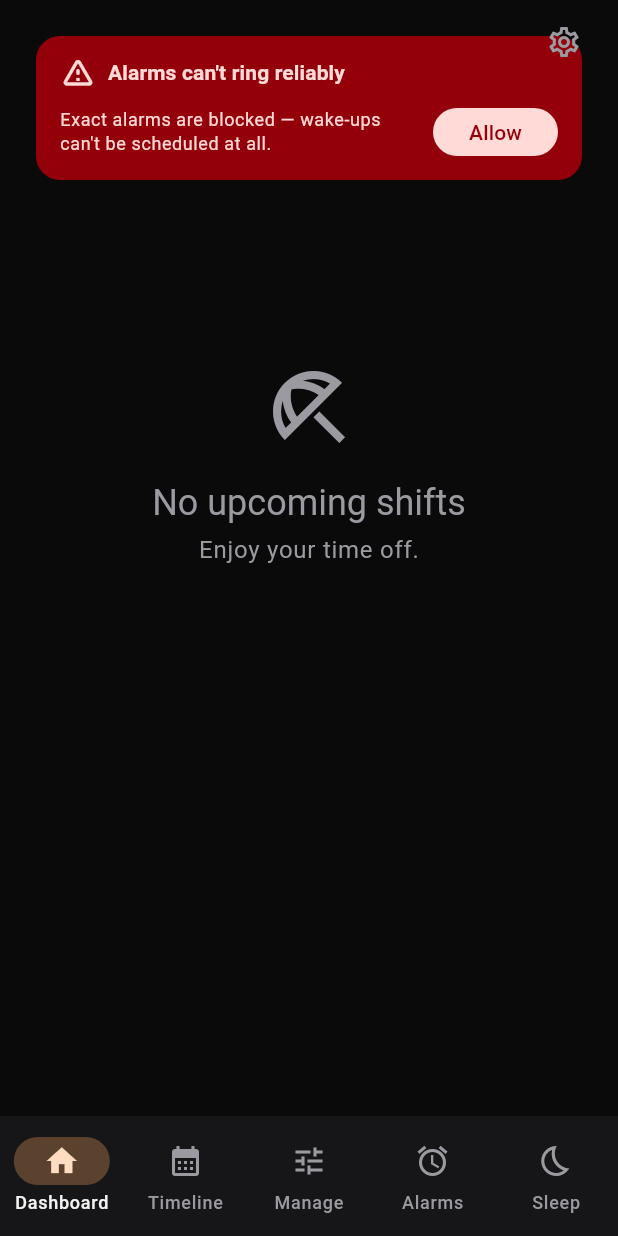
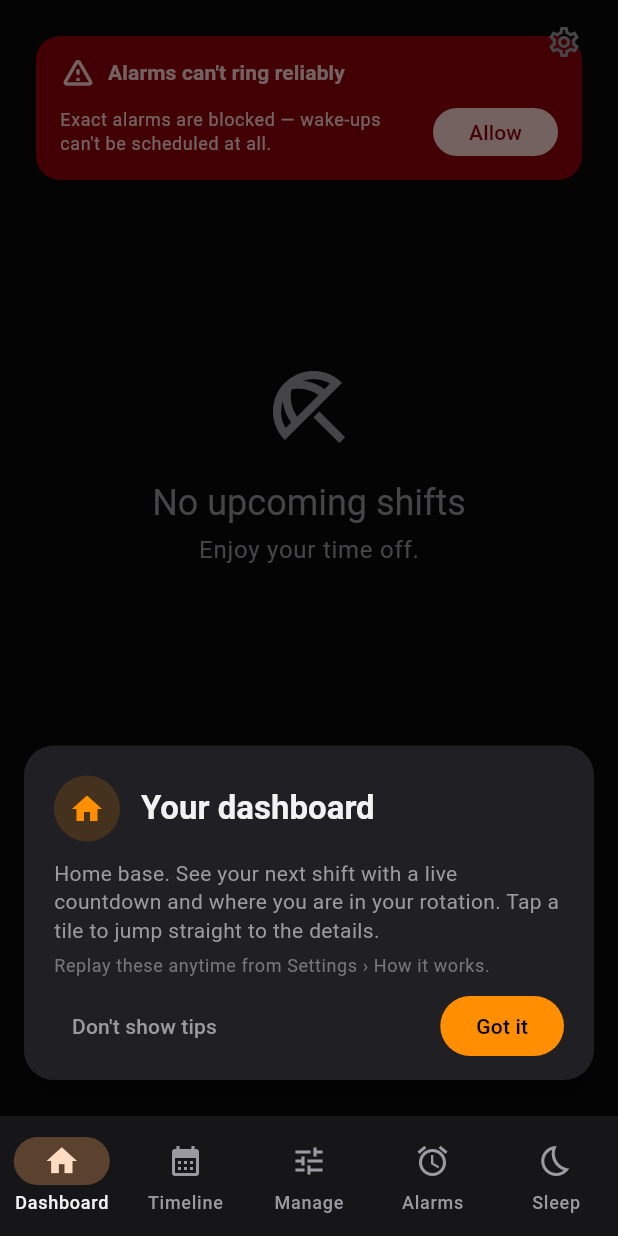
Before and after one commit to bingledew93-dotcom/rostrik_mvp, a Flutter app: the MainLayout screen opened directly, on a phone screen of 412 x 824 dp. Run offline on Flutter 3.47's test engine with Material 3 defaults, Android fonts, the phone set to English and light mode, and no system bars; our stand-ins replace file_picker, hive_ce, hive_ce_flutter, image_cropper, image_picker, permission_handler and 4 more; missing offline and left inert: google_mlkit_text_recognition; accounts and stored records are empty.

Commit message:
First-run screen tips: per-screen coach card + Settings toggle
New users now get a one-time coaching tip the first time they land on each
main tab (Dashboard, Timeline, Manage, Alarms, Sleep) — a brief "what this
screen is for and how to use it" card they can dismiss.

- lib/ui/tips/screen_tip.dart — ScreenTip model + kScreenTips registry (one per
  tab, indexed by tab position) + ScreenTipsPrefs, a Hive-guarded helper on the
  always-open settings box (enabled flag + per-screen tip_seen_<key> flags,
  shouldShow / markSeen / setEnabled). Re-enabling REPLAYS every tip (clears the
  seen flags), which is what makes the Settings toggle double as "show them
  again".
- lib/ui/tips/screen_tip_overlay.dart — the coach card: a soft scrim (tap =
  dismiss) + a bottom-anchored card with the screen's icon/title/how-to, "Got
  it", and a "Don't show tips" opt-out. Pure presentation (no Hive), so it's
  fully unit-tested.
- MainLayout overlays the CURRENT tab's tip in a Stack above the IndexedStack —
  at the layout level so it works whether or not a screen has its own AppBar,
  and so only the foregrounded tab's tip shows even though every tab stays
  mounted. Reactive via the settings box's ValueListenable: a dismissal or a
  re-enable updates live. Guarded so a closed box degrades to no overlay.
- Settings → HELP gains a "Show screen tips" switch beside "How it works":
  turning it off hides them (matches the card's opt-out); turning it on replays
  them on every screen.

Tests: overlay render + Got it / scrim / Don't-show callbacks; prefs
enabled/seen/shouldShow/markSeen and the re-enable-replays-all behaviour, plus
watchedKeys coverage. Suite green, analyzer clean.

Co-Authored-By: Claude Opus 4.8 <noreply@anthropic.com>

```diff
--- a/lib/ui/main_layout.dart
+++ b/lib/ui/main_layout.dart
@@ -1,10 +1,13 @@
 import 'package:flutter/material.dart';
+import 'package:hive_ce_flutter/hive_flutter.dart';
 
 import 'alarms_screen.dart';
 import 'dashboard_screen.dart';
 import 'manage/manage_screen.dart';
 import 'sleep/sleep_screen.dart';
 import 'timeline/timeline_screen.dart';
+import 'tips/screen_tip.dart';
+import 'tips/screen_tip_overlay.dart';
 
 /// Root navigation chassis.
 ///
@@ -69,9 +72,18 @@ class _MainLayoutState extends State<MainLayout> {
       const SleepScreen(),
     ];
     return Scaffold(
-      body: IndexedStack(
-        index: _currentIndex,
-        children: tabs,
+      body: Stack(
+        children: [
+          IndexedStack(
+            index: _currentIndex,
+            children: tabs,
+          ),
+          // First-run coaching tip for the CURRENT tab. Overlaid at the layout
+          // level (not inside each screen) so it works uniformly whether or not
+          // a screen has its own AppBar, and so only the foregrounded tab's tip
+          // ever shows despite every tab staying mounted in the IndexedStack.
+          _CurrentTabTip(tabIndex: _currentIndex),
+        ],
       ),
       bottomNavigationBar: NavigationBar(
         selectedIndex: _currentIndex,
@@ -107,3 +119,38 @@ class _MainLayoutState extends State<MainLayout> {
     );
   }
 }
+
+/// Renders the one-time coaching tip for [tabIndex], or nothing when tips are
+/// off / already seen / the settings box isn't available. Subscribes to the
+/// settings box so a dismissal or a "Show screen tips" re-enable from Settings
+/// updates the overlay live.
+class _CurrentTabTip extends StatelessWidget {
+  const _CurrentTabTip({required this.tabIndex});
+
+  final int tabIndex;
+
+  @override
+  Widget build(BuildContext context) {
+    // The box is opened in main() before runApp; guard anyway so a stray
+    // MainLayout pump (e.g. a future test) degrades to no overlay, not a throw.
+    if (!Hive.isBoxOpen('settings')) return const SizedBox.shrink();
+    if (tabIndex < 0 || tabIndex >= kScreenTips.length) {
+      return const SizedBox.shrink();
+    }
+    final box = Hive.box('settings');
+    final tip = kScreenTips[tabIndex];
+    return ValueListenableBuilder<Box>(
+      valueListenable: box.listenable(keys: ScreenTipsPrefs.watchedKeys),
+      builder: (context, box, _) {
+        if (!ScreenTipsPrefs.shouldShow(box, tip)) {
+          return const SizedBox.shrink();
+        }
+        return ScreenTipOverlay(
+          tip: tip,
+          onDismiss: () => ScreenTipsPrefs.markSeen(box, tip.tipKey),
+          onDisable: () => ScreenTipsPrefs.setEnabled(box, false),
+        );
+      },
+    );
+  }
+}
--- a/lib/ui/settings_screen.dart
+++ b/lib/ui/settings_screen.dart
@@ -16,6 +16,7 @@ import 'onboarding/onboarding_flow.dart';
 import 'onboarding/walkthrough_flow.dart';
 import 'pattern_picker_screen.dart';
 import 'shift_format.dart';
+import 'tips/screen_tip.dart';
 import 'work_history_screen.dart';
 
 /// Global alarm-settings screen. Reads via `context.watch<AlarmSettings>()`,
@@ -156,7 +157,35 @@ class _HelpSection extends StatelessWidget {
             ),
           ),
         ),
+        const _ScreenTipsToggle(),
       ],
+    );
+  }
+}
+
+/// "Show screen tips" — the master switch for the one-time per-screen coach
+/// cards. Turning it ON REPLAYS every tip (clears the per-screen seen flags via
+/// [ScreenTipsPrefs.setEnabled]), so it doubles as "show them to me again".
+/// Reactive: bound to the `settings` box so the switch reflects a tip's
+/// "Don't show tips" dismissal the moment it happens.
+class _ScreenTipsToggle extends StatelessWidget {
+  const _ScreenTipsToggle();
+
+  @override
+  Widget build(BuildContext context) {
+    if (!Hive.isBoxOpen('settings')) return const SizedBox.shrink();
+    final box = Hive.box('settings');
+    return ValueListenableBuilder<Box>(
+      valueListenable: box.listenable(keys: [ScreenTipsPrefs.enabledKey]),
+      builder: (context, box, _) => SwitchListTile(
+        key: const ValueKey('settings-screen-tips-toggle'),
+        secondary: const Icon(Icons.lightbulb_outline),
+        title: const Text('Show screen tips'),
+        subtitle: const Text('One-time hints on each screen. Turn on to see '
+            'them again.'),
+        value: ScreenTipsPrefs.isEnabled(box),
+        onChanged: (v) => ScreenTipsPrefs.setEnabled(box, v),
+      ),
     );
   }
 }
--- /dev/null
+++ b/lib/ui/tips/screen_tip.dart
@@ -0,0 +1,113 @@
+import 'package:flutter/material.dart';
+import 'package:hive_ce_flutter/hive_flutter.dart';
+
+/// A one-time coaching tip for a single main screen: what it's for and how to
+/// use it, shown the first time a new user lands on that tab.
+class ScreenTip {
+  const ScreenTip({
+    required this.tipKey,
+    required this.icon,
+    required this.title,
+    required this.body,
+  });
+
+  /// Stable id used to persist the "seen" flag (`tip_seen_<tipKey>`). Never
+  /// reuse or renumber — a changed key re-shows a tip the user already dismissed.
+  final String tipKey;
+
+  final IconData icon;
+  final String title;
+  final String body;
+}
+
+/// One tip per bottom-nav tab, in tab order (Dashboard, Timeline, Manage,
+/// Alarms, Sleep). Index matches `MainLayout`'s tab index so the layout can look
+/// the current tab's tip up directly.
+const List<ScreenTip> kScreenTips = [
+  ScreenTip(
+    tipKey: 'dashboard',
+    icon: Icons.home,
+    title: 'Your dashboard',
+    body: 'Home base. See your next shift with a live countdown and where you '
+        'are in your rotation. Tap a tile to jump straight to the details.',
+  ),
+  ScreenTip(
+    tipKey: 'timeline',
+    icon: Icons.calendar_month,
+    title: 'Your whole roster',
+    body: 'Switch between a List and a Month calendar up top. Tap any day to '
+        'edit a shift — or add an event, task or birthday.',
+  ),
+  ScreenTip(
+    tipKey: 'manage',
+    icon: Icons.tune,
+    title: 'Build & adjust',
+    body: 'Create a rotating roster, add a one-off (overtime) shift, or pause '
+        'your whole schedule for leave — all from here.',
+  ),
+  ScreenTip(
+    tipKey: 'alarms',
+    icon: Icons.access_alarm,
+    title: 'Your alarms',
+    body: 'Every alarm your shifts create, plus any you add yourself. Tap one '
+        'to change its time or tone, or make it a shake-to-dismiss Critical '
+        'Shift alarm.',
+  ),
+  ScreenTip(
+    tipKey: 'sleep',
+    icon: Icons.bedtime,
+    title: 'Sleep plan',
+    body: 'A wind-down plan that follows your roster: set a sleep goal and get '
+        'ready for your next shift feeling rested.',
+  ),
+];
+
+/// Reads/writes the one-time screen-tip flags on the always-open `settings`
+/// box. Static + Hive-guarded (mirrors the project's other box helpers) so it
+/// degrades to sensible defaults when the box isn't open (e.g. a widget test
+/// that never opened it) rather than throwing.
+class ScreenTipsPrefs {
+  ScreenTipsPrefs._();
+
+  /// Master switch. Default true — a fresh install shows tips; the user can
+  /// turn them off from the card or Settings.
+  static const String enabledKey = 'screen_tips_enabled';
+
+  static String seenKey(String tipKey) => 'tip_seen_$tipKey';
+
+  /// Every settings key the tip system touches — what `MainLayout` listens on
+  /// so the overlay reacts the instant a tip is dismissed or re-enabled.
+  static List<String> get watchedKeys => [
+        enabledKey,
+        for (final t in kScreenTips) seenKey(t.tipKey),
+      ];
+
+  static bool isEnabled(Box box) =>
+      box.get(enabledKey, defaultValue: true) as bool;
+
+  static bool isSeen(Box box, String tipKey) =>
+      box.get(seenKey(tipKey), defaultValue: false) as bool;
+
+  /// Whether [tip] should be shown right now: tips on, and this one not yet
+  /// dismissed.
+  static bool shouldShow(Box box, ScreenTip tip) =>
+      isEnabled(box) && !isSeen(box, tip.tipKey);
+
+  static Future<void> markSeen(Box box, String tipKey) async {
+    await box.put(seenKey(tipKey), true);
+    await box.flush();
+  }
+
+  /// Turns the whole system on/off. Re-enabling REPLAYS every tip — it clears
+  /// each per-screen seen flag — so "Show screen tips" in Settings brings them
+  /// all back, which is the behaviour the user expects from that control.
+  static Future<void> setEnabled(Box box, bool value) async {
+    await box.put(enabledKey, value);
+    if (value) {
+      for (final t in kScreenTips) {
+        await box.delete(seenKey(t.tipKey));
+      }
+    }
+    await box.flush();
+  }
+}
--- /dev/null
+++ b/lib/ui/tips/screen_tip_overlay.dart
@@ -0,0 +1,141 @@
+import 'package:flutter/material.dart';
+
+import 'screen_tip.dart';
+
+/// The first-run coach card for a screen: a soft scrim to draw the eye plus a
+/// card explaining what the screen is for and how to use it. Pure presentation —
+/// the host ([MainLayout]) owns when to show it and persists the dismissal, so
+/// this widget just renders [tip] and reports intent via callbacks.
+///
+/// Two exits: [onDismiss] ("Got it" / tapping the scrim) hides this one tip;
+/// [onDisable] ("Don't show tips") turns the whole system off. Both are
+/// reversible from Settings → How it works.
+class ScreenTipOverlay extends StatelessWidget {
+  const ScreenTipOverlay({
+    super.key,
+    required this.tip,
+    required this.onDismiss,
+    required this.onDisable,
+  });
+
+  final ScreenTip tip;
+  final VoidCallback onDismiss;
+  final VoidCallback onDisable;
+
+  @override
+  Widget build(BuildContext context) {
+    final theme = Theme.of(context);
+    return TweenAnimationBuilder<double>(
+      key: const ValueKey('screen-tip-overlay'),
+      tween: Tween(begin: 0, end: 1),
+      duration: const Duration(milliseconds: 220),
+      curve: Curves.easeOut,
+      builder: (context, t, child) => Opacity(opacity: t, child: child),
+      child: Stack(
+        children: [
+          // Scrim — dims the screen to focus the card; tapping it dismisses
+          // (same as "Got it"), the expected "I've read it" gesture.
+          Positioned.fill(
+            child: GestureDetector(
+              key: const ValueKey('screen-tip-scrim'),
+              behavior: HitTestBehavior.opaque,
+              onTap: onDismiss,
+              child: ColoredBox(color: Colors.black.withValues(alpha: 0.55)),
+            ),
+          ),
+          // Card, anchored toward the bottom so it never fights a screen's
+          // AppBar and sits near the nav bar the tip is about to be used from.
+          SafeArea(
+            child: Align(
+              alignment: Alignment.bottomCenter,
+              child: Padding(
+                padding: const EdgeInsets.fromLTRB(16, 16, 16, 24),
+                child: Material(
+                  color: theme.colorScheme.surfaceContainerHigh,
+                  borderRadius: BorderRadius.circular(20),
+                  elevation: 8,
+                  child: Padding(
+                    padding: const EdgeInsets.fromLTRB(20, 20, 20, 12),
+                    child: Column(
+                      mainAxisSize: MainAxisSize.min,
+                      crossAxisAlignment: CrossAxisAlignment.start,
+                      children: [
+                        Row(
+                          children: [
+                            Container(
+                              width: 44,
+                              height: 44,
+                              decoration: BoxDecoration(
+                                color: theme.colorScheme.primary
+                                    .withValues(alpha: 0.16),
+                                shape: BoxShape.circle,
+                              ),
+                              child: Icon(tip.icon,
+                                  color: theme.colorScheme.primary),
+                            ),
+                            const SizedBox(width: 14),
+                            Expanded(
+                              child: Text(
+                                tip.title,
+                                key: const ValueKey('screen-tip-title'),
+                                style: theme.textTheme.titleLarge?.copyWith(
+                                  fontWeight: FontWeight.w700,
+                                ),
+                              ),
+                            ),
+                          ],
+                        ),
+                        const SizedBox(height: 12),
+                        Text(
+                          tip.body,
+                          style: theme.textTheme.bodyMedium?.copyWith(
+                            color: theme.colorScheme.onSurfaceVariant,
+                            height: 1.35,
+                          ),
+                        ),
+                        const SizedBox(height: 6),
+                        Text(
+                          'Replay these anytime from Settings › How it works.',
+                          style: theme.textTheme.bodySmall?.copyWith(
+                            color: theme.colorScheme.onSurfaceVariant
+                                .withValues(alpha: 0.7),
+                          ),
+                        ),
+                        const SizedBox(height: 8),
+                        Row(
+                          children: [
+                            TextButton(
+                              key: const ValueKey('screen-tip-disable'),
+                              onPressed: onDisable,
+                              child: Text(
+                                "Don't show tips",
+                                style: TextStyle(
+                                  color: theme.colorScheme.onSurfaceVariant,
+                                ),
+                              ),
+                            ),
+                            const Spacer(),
+                            FilledButton(
+                              key: const ValueKey('screen-tip-got-it'),
+                              onPressed: onDismiss,
+                              style: FilledButton.styleFrom(
+                                shape: RoundedRectangleBorder(
+                                  borderRadius: BorderRadius.circular(22),
+                                ),
+                              ),
+                              child: const Text('Got it'),
+                            ),
+                          ],
+                        ),
+                      ],
+                    ),
+                  ),
+                ),
+              ),
+            ),
+          ),
+        ],
+      ),
+    );
+  }
+}
```
Also changed, not shown: 2 other files.
